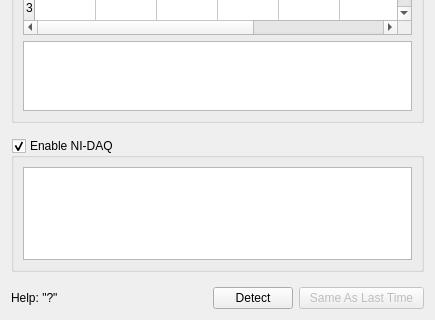
Old version of the form Forms/DevicesTab.ui in the repository billkarsh/SpikeGLX; both pictures show x 0 to 435 and y 155 to 475 of the 435 by 475 pixel window.
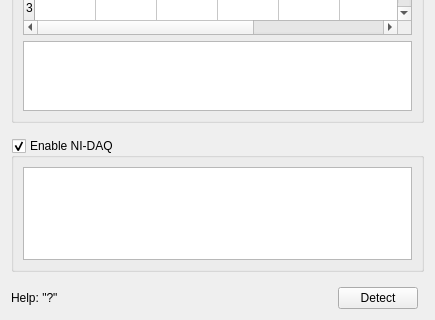
New version of the form.

Commit message: Improve configuration logic

```diff
--- a/Forms/DevicesTab.ui
+++ b/Forms/DevicesTab.ui
@@ -358,22 +358,6 @@
      </property>
     </widget>
    </item>
-   <item row="2" column="3">
-    <widget class="QPushButton" name="skipBut">
-     <property name="enabled">
-      <bool>false</bool>
-     </property>
-     <property name="sizePolicy">
-      <sizepolicy hsizetype="Preferred" vsizetype="Fixed">
-       <horstretch>0</horstretch>
-       <verstretch>0</verstretch>
-      </sizepolicy>
-     </property>
-     <property name="text">
-      <string>  Same As Last Time  </string>
-     </property>
-    </widget>
-   </item>
    <item row="2" column="2">
     <widget class="QPushButton" name="detectBut">
      <property name="sizePolicy">
```
Left out of the diff: 1 changed line with no effect on the pictures. The commit also changes 2 other files.
